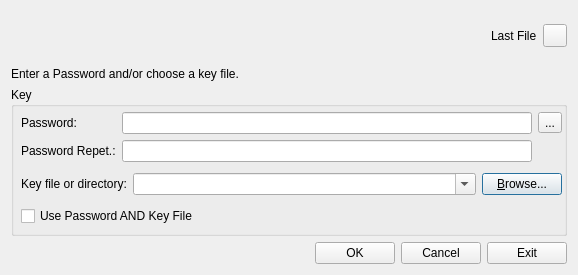
Old version of the form src/forms/PasswordDlg.ui in the repository thooge/keepassx1.
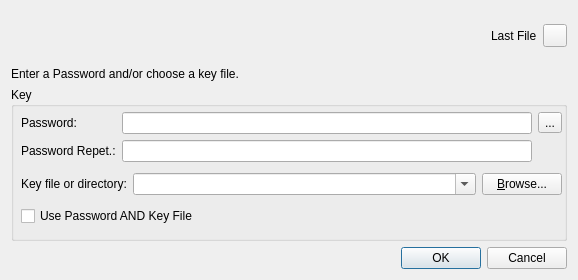
New version of the form.

```diff
--- a/src/forms/PasswordDlg.ui
+++ b/src/forms/PasswordDlg.ui
@@ -6,7 +6,7 @@
     <x>0</x>
     <y>0</y>
     <width>578</width>
-    <height>275</height>
+    <height>280</height>
    </rect>
   </property>
   <property name="sizePolicy" >
@@ -18,13 +18,13 @@
   <property name="minimumSize" >
    <size>
     <width>578</width>
-    <height>275</height>
+    <height>280</height>
    </size>
   </property>
   <property name="maximumSize" >
    <size>
     <width>578</width>
-    <height>275</height>
+    <height>280</height>
    </size>
   </property>
   <property name="windowTitle" >
@@ -306,57 +306,11 @@
     </widget>
    </item>
    <item>
-    <layout class="QHBoxLayout" >
-     <property name="spacing" >
-      <number>6</number>
+    <widget class="QDialogButtonBox" name="ButtonBox" >
+     <property name="standardButtons" >
+      <set>QDialogButtonBox::Cancel|QDialogButtonBox::NoButton|QDialogButtonBox::Ok</set>
      </property>
-     <property name="leftMargin" >
-      <number>0</number>
-     </property>
-     <property name="topMargin" >
-      <number>0</number>
-     </property>
-     <property name="rightMargin" >
-      <number>0</number>
-     </property>
-     <property name="bottomMargin" >
-      <number>0</number>
-     </property>
-     <item>
-      <spacer>
-       <property name="orientation" >
-        <enum>Qt::Horizontal</enum>
-       </property>
-       <property name="sizeHint" >
-        <size>
-         <width>351</width>
-         <height>20</height>
-        </size>
-       </property>
-      </spacer>
-     </item>
-     <item>
-      <widget class="QPushButton" name="ButtonOK" >
-       <property name="text" >
-        <string>OK</string>
-       </property>
-      </widget>
-     </item>
-     <item>
-      <widget class="QPushButton" name="ButtonCancel" >
-       <property name="text" >
-        <string>Cancel</string>
-       </property>
-      </widget>
-     </item>
-     <item>
-      <widget class="QPushButton" name="ButtonExit" >
-       <property name="text" >
-        <string>Exit</string>
-       </property>
-      </widget>
-     </item>
-    </layout>
+    </widget>
    </item>
   </layout>
  </widget>
```
Left out of the diff: 3 changed lines with no effect on the pictures.
